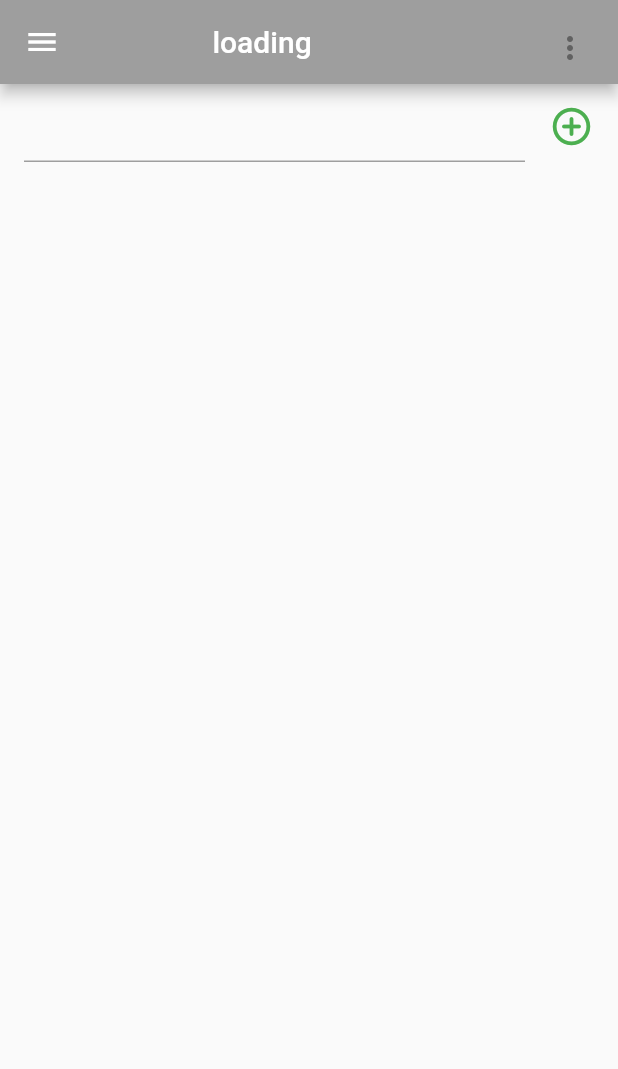
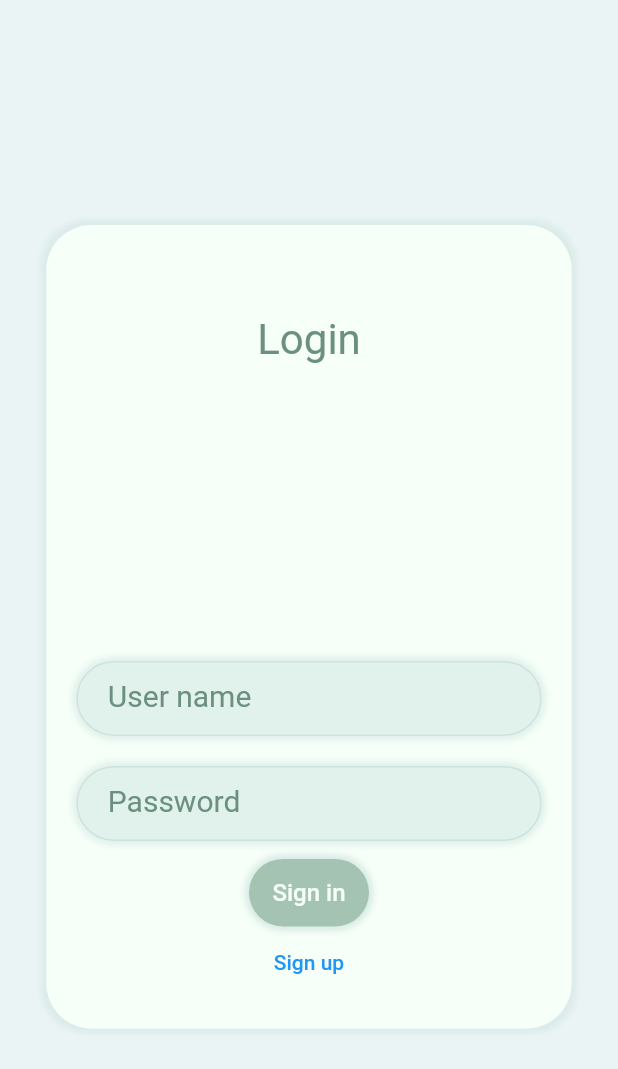
Before and after one commit to Augustaublet/Handla-Flutter, a Flutter app: the screen it shows after launch, on a phone screen of 412 x 824 dp. Shown: the top 1069 px of the screen. Run offline on Flutter 3.47's test engine with Material 2 defaults, Android fonts, the phone set to English and light mode, and no system bars; missing offline and left inert: deta, http_client_deta_api.

Commit message:
refractor created loginView

```diff
--- a/lib/app.dart
+++ b/lib/app.dart
@@ -1,6 +1,7 @@
 import 'package:flutter/material.dart';
 import 'package:provider/provider.dart';
 import 'package:template/data/myprovider.dart';
+import 'package:template/views/loginView/login_view.dart';
 import 'package:template/views/main_view.dart';
 
 class MyApp extends StatelessWidget {
@@ -18,7 +19,7 @@ class MyApp extends StatelessWidget {
         theme: ThemeData(
           primarySwatch: Colors.blue,
         ),
-        home: MainViwe(),
+        home: LoginView(),
       ),
     );
   }
--- /dev/null
+++ b/lib/components/costomButton.dart
@@ -0,0 +1,44 @@
+import 'package:flutter/material.dart';
+import 'package:template/themes.dart';
+
+class CustomButton extends StatelessWidget {
+  late Widget text;
+  late VoidCallback onPressed;
+  late double width;
+  late double height;
+  late Color color;
+
+  CustomButton({
+    super.key,
+    required this.text,
+    required this.onPressed,
+    required this.width,
+    required this.height,
+    required this.color,
+  });
+
+  @override
+  Widget build(BuildContext context) {
+    return Center(
+      child: Container(
+        height: height,
+        width: width,
+        decoration: BoxDecoration(
+          boxShadow: [
+            BoxShadow(
+              color: Themes.colors.medium.withOpacity(0.7),
+              spreadRadius: 3,
+              blurRadius: 3,
+            )
+          ],
+          borderRadius: BorderRadius.circular(45),
+          color: color,
+        ),
+        child: TextButton(
+          onPressed: onPressed,
+          child: text,
+        ),
+      ),
+    );
+  }
+}
--- /dev/null
+++ b/lib/components/lableTextField.dart
@@ -0,0 +1,41 @@
+import 'package:flutter/material.dart';
+import 'package:template/themes.dart';
+
+class LabledTextField extends StatelessWidget {
+  late TextEditingController controller;
+
+  late String lableText = "";
+  LabledTextField(
+      {super.key, required this.lableText, required this.controller});
+
+  @override
+  Widget build(BuildContext context) {
+    return Padding(
+      padding: const EdgeInsets.only(top: 20, left: 20.0, right: 20),
+      child: Container(
+        decoration: BoxDecoration(
+          boxShadow: [
+            BoxShadow(
+              color: Themes.colors.medium.withOpacity(0.5),
+              spreadRadius: 3,
+              blurRadius: 3,
+            )
+          ],
+          border: Border.all(
+            color: Themes.colors.medium,
+          ),
+          borderRadius: BorderRadius.circular(45),
+        ),
+        child: TextField(
+          onSubmitted: (value) {},
+          decoration: InputDecoration(
+            labelStyle: Themes.textStyle.headline2,
+            labelText: lableText,
+            contentPadding: EdgeInsets.only(top: 3, bottom: 3, left: 20),
+            border: InputBorder.none,
+          ),
+        ),
+      ),
+    );
+  }
+}
--- /dev/null
+++ b/lib/themes.dart
@@ -0,0 +1,26 @@
+import 'package:flutter/material.dart';
+
+class Themes {
+  static ThemesColors colors = ThemesColors();
+
+  static ThemeTextStyles textStyle = ThemeTextStyles();
+}
+
+class ThemesColors {
+  final Color light = const Color(0xffF6FFF8);
+  final Color mediumLight = const Color(0xffEAF4F4);
+  final Color medium = const Color(0xffCCE3DE);
+  final Color mediumDark = const Color(0xffA4C3B2);
+  final Color dark = const Color(0xff6B9080);
+}
+
+class ThemeTextStyles {
+  final TextStyle headline1 =
+      TextStyle(fontSize: 28, color: Themes.colors.dark);
+  final TextStyle headline2 =
+      TextStyle(fontSize: 20, color: Themes.colors.dark);
+  final TextStyle headline3 =
+      TextStyle(fontSize: 15, color: Themes.colors.dark);
+  final TextStyle buttonText =
+      TextStyle(fontSize: 16, color: Themes.colors.light);
+}
--- /dev/null
+++ b/lib/views/loginView/loginCard.dart
@@ -0,0 +1,123 @@
+import 'package:flutter/material.dart';
+import 'package:template/components/lableTextField.dart';
+import 'package:template/themes.dart';
+import 'package:template/components/costomButton.dart';
+
+class LoginCard extends StatefulWidget {
+  late bool register;
+  LoginCard({
+    Key? key,
+  }) : super(key: key);
+
+  @override
+  State<LoginCard> createState() => _LoginCardState();
+}
+
+class _LoginCardState extends State<LoginCard> {
+  @override
+  void initState() {
+    super.initState();
+    widget.register = false;
+  }
+
+  @override
+  Widget build(BuildContext context) {
+    TextEditingController userNameController = TextEditingController();
+    TextEditingController passwordController = TextEditingController();
+    TextEditingController emailController = TextEditingController();
+    var deviceWidth = MediaQuery.of(context).size.width;
+    var deviceHeight = MediaQuery.of(context).size.height;
+
+    return Padding(
+      padding: const EdgeInsets.only(top: 150, left: 8.0, right: 8.0),
+      child: Container(
+        width: deviceWidth * 0.85,
+        height: deviceHeight * 0.65,
+        decoration: BoxDecoration(
+          boxShadow: [
+            BoxShadow(
+              color: Themes.colors.medium.withOpacity(0.5),
+              spreadRadius: 3,
+              blurRadius: 3,
+            )
+          ],
+          borderRadius: BorderRadius.circular(30),
+          color: Themes.colors.light,
+        ),
+        child: Column(
+          children: [
+            _headLine(),
+            const Spacer(),
+            _userNameField(userNameController),
+            _passwordField(passwordController),
+            _emailField(emailController),
+            _signInOrRegister(),
+            _navToSignUp(),
+            const SizedBox(
+              height: 20,
+            )
+          ],
+        ),
+      ),
+    );
+  }
+
+  Widget _headLine() {
+    return Padding(
+      padding: const EdgeInsets.only(top: 60.0),
+      child: Text(
+        widget.register ? "Register account" : "Login",
+        style: Themes.textStyle.headline1,
+      ),
+    );
+  }
+
+  Widget _userNameField(userNameController) {
+    return LabledTextField(
+      lableText: "User name",
+      controller: userNameController,
+    );
+  }
+
+  Widget _passwordField(passwordController) {
+    return LabledTextField(
+      lableText: "Password",
+      controller: passwordController,
+    );
+  }
+
+  Widget _emailField(emailController) {
+    return widget.register
+        ? LabledTextField(lableText: "Email", controller: emailController)
+        : Container();
+  }
+
+  Widget _signInOrRegister() {
+    return Padding(
+      padding: const EdgeInsets.only(top: 12.0),
+      child: CustomButton(
+        height: 45,
+        width: 80,
+        color: Themes.colors.mediumDark,
+        onPressed: () {},
+        text: Text(
+          widget.register ? "Sign up" : "Sign in",
+          style: Themes.textStyle.buttonText,
+        ),
+      ),
+    );
+  }
+
+  Widget _navToSignUp() {
+    return TextButton(
+      child: Text(widget.register ? "Back to Sign in" : "Sign up"),
+      onPressed: () {
+        setState(
+          () {
+            widget.register = !widget.register;
+          },
+        );
+      },
+    );
+  }
+}
--- /dev/null
+++ b/lib/views/loginView/login_view.dart
@@ -0,0 +1,22 @@
+import 'package:flutter/material.dart';
+import 'package:template/themes.dart';
+import 'package:template/views/loginView/loginCard.dart';
+
+class LoginView extends StatelessWidget {
+  LoginView({super.key});
+
+  @override
+  Widget build(BuildContext context) {
+    return Scaffold(
+      backgroundColor: Themes.colors.mediumLight,
+      body: Center(
+        child: Column(
+          children: [
+            // picture logo
+            LoginCard(),
+          ],
+        ),
+      ),
+    );
+  }
+}
```
Also changed, not shown: lib/views/login_view.dart (deleted).
